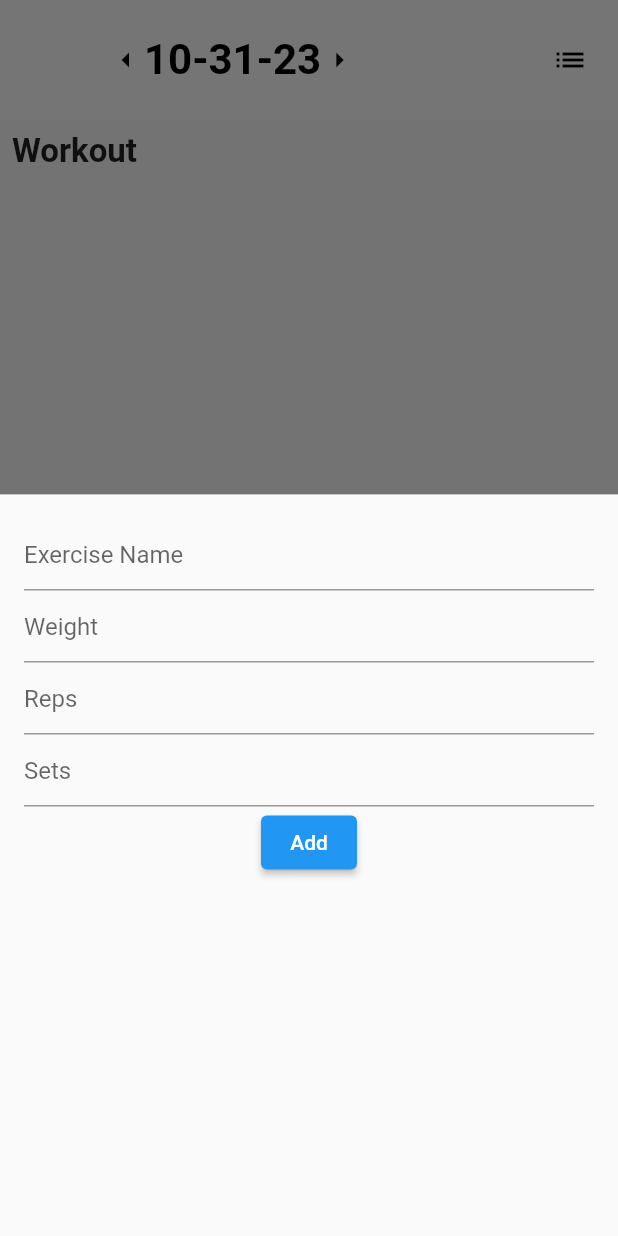
After one commit to rchung29/simplecalorietracker, a Flutter app: the WorkoutScreen screen opened directly, after a tap on the "arrow left" icon, after a tap on the "arrow right" icon, after a tap on the "add" icon, on a phone screen of 412 x 824 dp. The commit adds this screen. Run offline on Flutter 3.47's test engine with Material 2 defaults, Android fonts, the light colour scheme and no system bars; our stand-ins replace cloud_firestore, firebase_auth, firebase_core; accounts and stored records are empty.

Commit message:
workout page

```diff
--- a/lib/home.dart
+++ b/lib/home.dart
@@ -1,10 +1,11 @@
 import 'package:flutter/material.dart';
-import 'package:firebase_auth/firebase_auth.dart';
+
 import 'package:simpletracker/track.dart';
 // Import your additional screens
-import 'package:simpletracker/track.dart';
+
 import 'package:simpletracker/profile.dart';
-import 'package:simpletracker/login.dart';
+
+import 'package:simpletracker/workout.dart';
 
 class HomeScreen extends StatefulWidget {
   @override
@@ -16,6 +17,7 @@ class _HomeScreenState extends State<HomeScreen> {
 
   final List<Widget> _children = [
     TrackScreen(),
+    WorkoutScreen(),
     ProfileScreen(),
   ];
 
@@ -56,6 +58,10 @@ class _HomeScreenState extends State<HomeScreen> {
             label: 'Track',
           ),
           BottomNavigationBarItem(
+            icon: Icon(Icons.fitness_center),
+            label: 'Workout',
+          ),
+          BottomNavigationBarItem(
             icon: Icon(Icons.person),
             label: 'Profile',
           ),
--- /dev/null
+++ b/lib/workout.dart
@@ -0,0 +1,374 @@
+import 'package:flutter/material.dart';
+import 'package:firebase_auth/firebase_auth.dart';
+import 'package:cloud_firestore/cloud_firestore.dart';
+import 'package:intl/intl.dart';
+
+class WorkoutScreen extends StatefulWidget {
+  @override
+  _WorkoutState createState() => _WorkoutState();
+}
+
+class _WorkoutState extends State<WorkoutScreen> {
+  final FirebaseAuth _auth = FirebaseAuth.instance;
+  final FirebaseFirestore _firestore = FirebaseFirestore.instance;
+  late String _date;
+
+  List<Map<String, dynamic>> _exercises = [];
+
+  int? calorieGoal;
+  int? proteinGoal;
+
+  @override
+  void initState() {
+    super.initState();
+    _date = DateFormat('MM-dd-yy').format(DateTime.now());
+    _getData();
+  }
+
+  TextEditingController _exerciseNameController = TextEditingController();
+  TextEditingController _weightController = TextEditingController();
+  TextEditingController _repsController = TextEditingController();
+  TextEditingController _setsController = TextEditingController();
+
+  List<Map<String, dynamic>> _allLoggedDays = [];
+
+  void _showAllLoggedDays() async {
+    DocumentSnapshot<Map<String, dynamic>> snapshot = await _firestore
+        .collection('userDetails')
+        .doc('pYh2aKK8NKXPOeWKBm2W')
+        .get();
+    Map<String, dynamic> workoutEntries =
+        snapshot.data()?['workoutEntries'] ?? {};
+
+    _allLoggedDays.clear();
+
+    workoutEntries.forEach((date, exercises) {
+      _allLoggedDays.add({'date': date, 'exercises': exercises});
+    });
+
+    showModalBottomSheet(
+      context: context,
+      builder: (BuildContext context) {
+        return Container(
+          height:
+              MediaQuery.of(context).size.height * 0.8, // 80% of screen height
+          child: ListView.builder(
+            itemCount: _allLoggedDays.length,
+            itemBuilder: (BuildContext context, int index) {
+              String date = _allLoggedDays[index]['date'];
+              Map<String, dynamic> exercises =
+                  _allLoggedDays[index]['exercises'];
+              return ListTile(
+                title: Text(DateFormat('EEEE - MM-dd-yy')
+                    .format(DateFormat('MM-dd-yy').parse(date))),
+                subtitle: Column(
+                  crossAxisAlignment: CrossAxisAlignment.start,
+                  children: exercises.keys.map((exercise) {
+                    return Padding(
+                      padding: const EdgeInsets.symmetric(vertical: 2.0),
+                      child: Text(
+                        '$exercise (Weight: ${exercises[exercise]['weight']}, Reps: ${exercises[exercise]['reps']}, Sets: ${exercises[exercise]['sets']})',
+                      ),
+                    );
+                  }).toList(),
+                ),
+              );
+            },
+          ),
+        );
+      },
+    );
+  }
+
+  void _showAddBottomSheet() {
+    showModalBottomSheet(
+      context: context,
+      isScrollControlled: true,
+      builder: (BuildContext context) {
+        return FractionallySizedBox(
+          heightFactor: 0.6,
+          child: StatefulBuilder(
+            builder: (context, setState) {
+              return Padding(
+                padding: const EdgeInsets.all(16.0),
+                child: Column(
+                  mainAxisSize: MainAxisSize.min,
+                  children: [
+                    TextField(
+                      controller:
+                          _exerciseNameController, // Rename this to _exerciseNameController
+                      textCapitalization:
+                          TextCapitalization.words, // Add this line
+                      decoration: InputDecoration(hintText: 'Exercise Name'),
+                    ),
+                    TextField(
+                      controller:
+                          _weightController, // Rename this to _weightController
+                      decoration: InputDecoration(hintText: 'Weight'),
+                      keyboardType: TextInputType.number,
+                    ),
+                    TextField(
+                      controller:
+                          _repsController, // Rename this to _repsController
+                      decoration: InputDecoration(hintText: 'Reps'),
+                      keyboardType: TextInputType.number,
+                    ),
+                    TextField(
+                      // New TextField for sets
+                      controller: _setsController,
+                      decoration: InputDecoration(hintText: 'Sets'),
+                      keyboardType: TextInputType.number,
+                    ),
+                    ElevatedButton(
+                      child: Text('Add'),
+                      onPressed: () async {
+                        var exerciseName = _exerciseNameController
+                            .text; // Rename to _exerciseNameController
+                        var weight = int.tryParse(_weightController.text) ??
+                            0; // Rename to _weightController
+                        var reps = int.tryParse(_repsController.text) ??
+                            0; // Rename to _repsController
+                        // Capture sets value too
+                        var sets = int.tryParse(_setsController.text) ??
+                            0; // Add this line
+
+                        // Adjust Firestore saving logic to save these details instead of meal details
+                        await _firestore
+                            .collection('userDetails')
+                            .doc('pYh2aKK8NKXPOeWKBm2W')
+                            .set({
+                          'workoutEntries': {
+                            _date: {
+                              exerciseName: {
+                                'weight': weight,
+                                'reps': reps,
+                                'sets': sets,
+                              }
+                            }
+                          }
+                        }, SetOptions(merge: true));
+
+                        _getData();
+                        Navigator.of(context).pop();
+                        // Clear all the controllers
+                        _exerciseNameController.clear();
+                        _weightController.clear();
+                        _repsController.clear();
+                        _setsController.clear();
+                      },
+                    ),
+                  ],
+                ),
+              );
+            },
+          ),
+        );
+      },
+    );
+  }
+
+  _getData() async {
+    if (_auth.currentUser != null) {
+      var doc = await _firestore
+          .collection('userDetails')
+          .doc('pYh2aKK8NKXPOeWKBm2W')
+          .get();
+      var workoutEntries = doc['workoutEntries'];
+
+      if (workoutEntries.containsKey(_date)) {
+        var exercisesData = workoutEntries[_date];
+        _exercises
+            .clear(); // Rename this to _workouts or something more suitable
+        exercisesData.forEach((exerciseName, exerciseData) {
+          _exercises.add({
+            'name': exerciseName,
+            'weight': exerciseData['weight'],
+            'reps': exerciseData['reps'],
+            'sets': exerciseData['sets']
+          });
+        });
+      } else {
+        _exercises
+            .clear(); // Rename this to _workouts or something more suitable
+      }
+      setState(() {});
+    }
+  }
+
+  @override
+  Widget build(BuildContext context) {
+    return Scaffold(
+      appBar: AppBar(
+        backgroundColor: Colors.white,
+        toolbarHeight: 80.0,
+        elevation: 0,
+        title: Row(
+          mainAxisAlignment: MainAxisAlignment.start,
+          children: [
+            GestureDetector(
+              // <-- Wrap IconButton with GestureDetector
+              onTap: () {
+                setState(() {
+                  DateTime currentDate = DateFormat('MM-dd-yy').parse(_date);
+                  _date = DateFormat('MM-dd-yy')
+                      .format(currentDate.subtract(Duration(days: 1)));
+                  _getData();
+                });
+              },
+              child: Icon(
+                Icons.arrow_left,
+                color: Colors.black,
+              ), // <-- Replace IconButton with Icon
+            ), // <-- Optional, for some spacing between the icon and the date text
+            GestureDetector(
+              onTap: () async {
+                DateTime? selectedDate = await showDatePicker(
+                  context: context,
+                  initialDate: DateFormat('MM-dd-yy').parse(_date),
+                  firstDate: DateTime(2000),
+                  lastDate: DateTime(2101),
+                );
+
+                if (selectedDate != null &&
+                    selectedDate != DateFormat('MM-dd-yy').parse(_date)) {
+                  setState(() {
+                    _date = DateFormat('MM-dd-yy').format(selectedDate);
+                    _getData();
+                  });
+                }
+              },
+              child: Text(
+                _date,
+                style: TextStyle(
+                    fontSize: 28,
+                    fontWeight: FontWeight.bold,
+                    color: Colors.black),
+              ),
+            ),
+            GestureDetector(
+              // <-- Wrap IconButton with GestureDetector
+              onTap: () {
+                setState(() {
+                  DateTime currentDate = DateFormat('MM-dd-yy').parse(_date);
+                  _date = DateFormat('MM-dd-yy')
+                      .format(currentDate.add(Duration(days: 1)));
+                  _getData();
+                });
+              },
+              child: Icon(
+                Icons.arrow_right,
+                color: Colors.black,
+              ), // <-- Replace IconButton with Icon
+            ),
+          ],
+        ),
+        actions: [
+          GestureDetector(
+            onTap: _showAllLoggedDays,
+            child: Icon(
+              Icons.list, // Any suitable icon
+              color: Colors.black,
+            ),
+          ),
+          SizedBox(width: 20), // spacing to the right edge
+        ],
+      ),
+      body: Column(
+        crossAxisAlignment: CrossAxisAlignment.start,
+        children: <Widget>[
+          Padding(
+            padding: const EdgeInsets.all(8.0),
+            child: Text('Workout',
+                style: TextStyle(fontSize: 22.0, fontWeight: FontWeight.bold)),
+          ),
+          Expanded(
+              child: ListView.builder(
+            itemCount: _exercises.length,
+            itemBuilder: (BuildContext context, int index) {
+              return Container(
+                decoration: BoxDecoration(
+                  border: Border(
+                    top: BorderSide(width: 0.5, color: Colors.grey),
+                    bottom: BorderSide(width: 0.5, color: Colors.grey),
+                  ),
+                ),
+                child: ListTile(
+                  title: Text(_exercises[index][
+                      'name']), // Rename _exercises to _workouts or a similar name
+                  subtitle: Text(
+                      'Weight: ${_exercises[index]['weight']} lbs, Reps: ${_exercises[index]['reps']}, Sets: ${_exercises[index]['sets']}'),
+                  trailing: IconButton(
+                    icon: Icon(Icons.delete),
+                    onPressed: () async {
+                      String path =
+                          'workoutEntries.$_date.${_exercises[index]['name']}'; // Updated the path
+                      await _firestore
+                          .collection('userDetails')
+                          .doc('pYh2aKK8NKXPOeWKBm2W')
+                          .update({path: FieldValue.delete()});
+                      _getData();
+                    },
+                  ),
+                ),
+              );
+            },
+          )),
+        ],
+      ),
+      floatingActionButton: FloatingActionButton(
+        onPressed: _showAddBottomSheet,
+        child: Icon(Icons.add),
+        backgroundColor: Colors.blueAccent,
+      ),
+    );
+  }
+
+  Widget _buildStatCard(String title, int current, int goal) {
+    double progress = goal == 0 ? 0.0 : (current / goal);
+    progress = progress.isNaN || progress.isInfinite ? 0.0 : progress;
+    progress = progress.clamp(0.0, 1.0); // Ensure it's within the valid range
+
+    return Expanded(
+      child: Card(
+        shape: RoundedRectangleBorder(
+          side: BorderSide(color: Colors.grey, width: 1.0),
+          borderRadius: BorderRadius.circular(4.0),
+        ),
+        elevation: 0.0,
+        child: Padding(
+          padding: const EdgeInsets.all(16.0),
+          child: Column(
+            crossAxisAlignment: CrossAxisAlignment.start,
+            children: <Widget>[
+              Text(title,
+                  style: TextStyle(
+                      fontSize: 14.0,
+                      fontWeight: FontWeight.w600,
+                      color: Colors.grey)),
+              SizedBox(height: 4.0),
+              Text(
+                '$current/$goal',
+                style: TextStyle(fontSize: 24.0, fontWeight: FontWeight.bold),
+              ),
+              SizedBox(height: 12.0),
+              SizedBox(
+                height: 20,
+                width: double.infinity, // takes up the full width of the card
+                child: LinearProgressIndicator(
+                  value: progress,
+                  valueColor: AlwaysStoppedAnimation(Colors.blueAccent),
+                  backgroundColor: Colors.grey[300],
+                ),
+              ),
+              SizedBox(height: 4.0),
+              Text(
+                '${(progress * 100).toStringAsFixed(1)}%',
+                style: TextStyle(fontSize: 16.0),
+              ),
+            ],
+          ),
+        ),
+      ),
+    );
+  }
+}
--- a/pubspec.yaml
+++ b/pubspec.yaml
@@ -39,6 +39,7 @@ dependencies:
   firebase_auth: ^4.12.0
   cloud_firestore: ^4.12.1
   intl: ^0.18.1
+  shared_preferences: ^2.2.2
 
 dev_dependencies:
   flutter_test:
```
Also changed, not shown: lib/profile.dart (+8 -2 lines), pubspec.lock, 1 other file.
